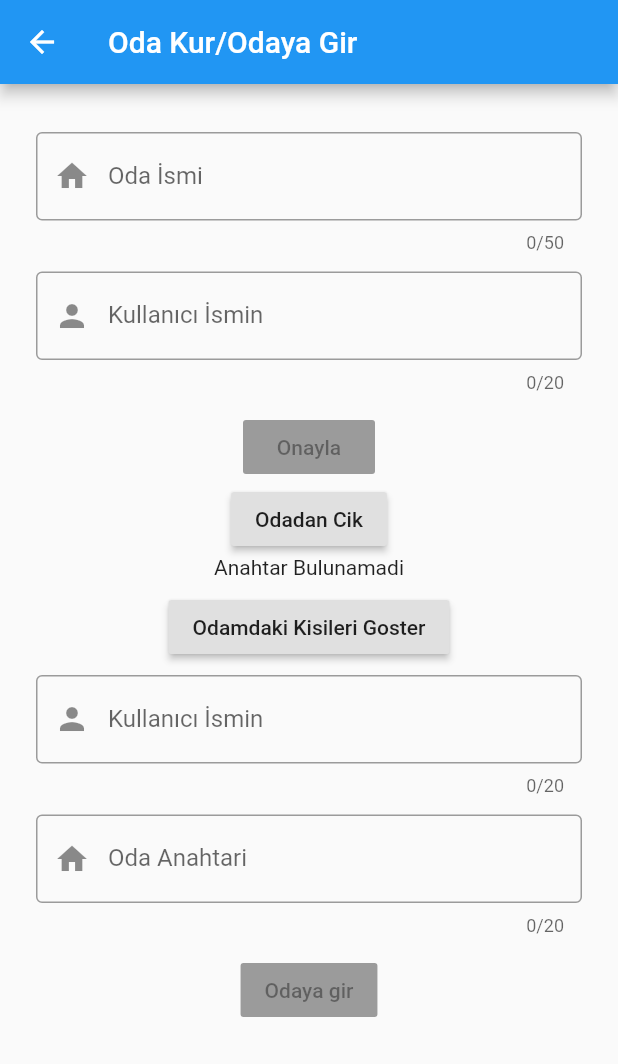
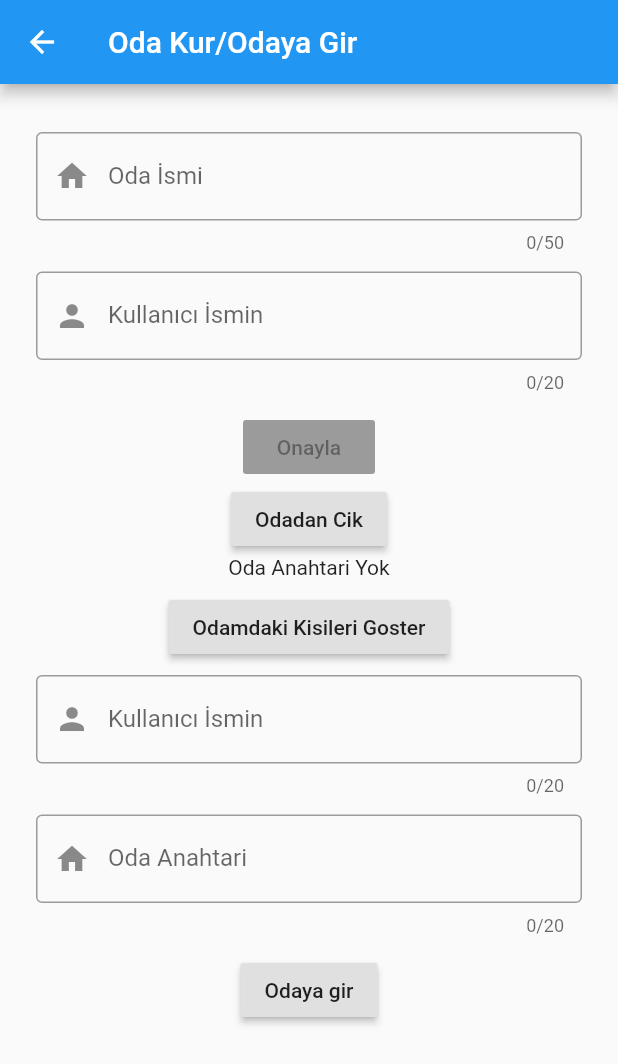
Before and after one commit to sercantor/cizelge_app, a Flutter app: the AddRoomContents screen opened directly, after a tap on "Odadan Cik", on a phone screen of 412 x 824 dp. Shown: the top 1064 px of the screen. Run offline on Flutter 3.47's test engine with Material 2 defaults, Android fonts, the phone set to English and light mode, and no system bars; our stand-ins replace cloud_firestore, flutter_calendar_carousel, shared_preferences; accounts and stored records are empty.

Commit message:
fix addusertoroom issue

```diff
--- a/lib/screens/add_room_contents.dart
+++ b/lib/screens/add_room_contents.dart
@@ -110,28 +110,14 @@ class _AddRoomContentsState extends State<AddRoomContents> {
                   ),
                 ),
                 Center(
-                  child: FutureBuilder(
-                    future: db.getRoomKey(),
-                    builder: (BuildContext context, AsyncSnapshot snapshot) {
-                      return snapshot.hasData
-                          ? Padding(
-                            padding: const EdgeInsets.all(8.0),
-                            child: SelectableText(
-                                'Oda Anahtarın: ${snapshot.data}',
-                                style: TextStyle(fontWeight: FontWeight.bold),
-                              ),
-                          )
-                          : Text('Anahtar Bulunamadi');
-                    },
-                  ),
+                  child: db.roomRef != null ? Text(db.roomRef) : Text('Oda Anahtari Yok')
                 ),
                 Center(
                   child: Padding(
                     padding: const EdgeInsets.all(8.0),
                     child: RaisedButton(
                       child: Text('Odamdaki Kisileri Goster'),
-                      onPressed: () async {
-                        String roomID = await db.getRoomKey();
+                      onPressed: () {
                         showDialog(
                           context: context,
                           builder: (BuildContext context) {
@@ -149,7 +135,7 @@ class _AddRoomContentsState extends State<AddRoomContents> {
                                           //TODO: move this widget to somewhere else
                                           stream: Firestore.instance
                                               .collection('rooms')
-                                              .document(roomID)
+                                              .document(db.roomRef)
                                               .collection('users')
                                               .snapshots(),
                                           builder: (context, snapshot) {
@@ -210,8 +196,7 @@ class _AddRoomContentsState extends State<AddRoomContents> {
                 Center(
                   child: RaisedButton(
                     child: Text('Odaya gir'),
-                    onPressed: isButtonDisabledAddUser
-                        ? () {
+                    onPressed: db.roomRef == null ? () {
                             db.addUserToRoom(newUserIdController.text,
                                 newRoomKeyController.text);
                           }
--- a/lib/services/database.dart
+++ b/lib/services/database.dart
@@ -13,6 +13,7 @@ class DatabaseService with ChangeNotifier {
   }
 
   String get roomRef => _roomRef;
+  String get userRef => _userRef;
 
   // setters
   setReferences() async {
@@ -65,12 +66,6 @@ class DatabaseService with ChangeNotifier {
         .updateData({'dates': datesList});
   }
 
-  Future<String> getRoomKey() async {
-    SharedPreferences prefs = await SharedPreferences.getInstance();
-    String roomKey = prefs.getString('roomkey');
-    return roomKey;
-  }
-
   Future<String> getUserKey() async {
     SharedPreferences prefs = await SharedPreferences.getInstance();
     String userKey = prefs.getString('userkey');
@@ -97,35 +92,35 @@ class DatabaseService with ChangeNotifier {
         prefs.setString('userkey', _userRef);
         prefs.setString('roomkey', _roomRef);
         _roomRef = roomKey;
+        notifyListeners();
       } else {
         print('Odaya Girilemedi');
       }
     });
-    notifyListeners();
+
   }
 
   exitRoom() async {
     SharedPreferences prefs = await SharedPreferences.getInstance();
-    String userKey = await getUserKey();
-    String roomKey = await getRoomKey();
     _db
         .collection('rooms')
-        .document(roomKey)
+        .document(_roomRef)
         .collection('users')
         .getDocuments()
         .then((snapshot) {
       if (snapshot.documents.length == 1) {
         //this is potentially bad for scaling, though I assume rooms are not going to be above 15-20 users
-        _db.collection('rooms').document(roomKey).delete();
+        _db.collection('rooms').document(_roomRef).delete();
       } else {
         _db
             .collection('rooms')
-            .document(roomKey)
+            .document(_roomRef)
             .collection('users')
-            .document(userKey)
+            .document(_userRef)
             .delete();
       }
     });
+    _roomRef = null;
     prefs.remove('userkey');
     prefs.remove('roomkey');
     notifyListeners();
--- a/lib/widgets/calendar.dart
+++ b/lib/widgets/calendar.dart
@@ -17,7 +17,6 @@ class Calendar extends StatelessWidget {
         calendarProvider.setDate(date);
       },
       onDayLongPressed: (DateTime date) async{
-        String roomID = await db.getRoomKey();
         showDialog(
           context: context,
           builder: (BuildContext context) {
@@ -34,7 +33,7 @@ class Calendar extends StatelessWidget {
                       StreamBuilder( //TODO: move this widget to somewhere else
                           stream: Firestore.instance
                               .collection('rooms')
-                              .document(roomID)
+                              .document(db.roomRef)
                               .collection('users')
                               .where('dates',
                                   arrayContains: date.millisecondsSinceEpoch)
```
